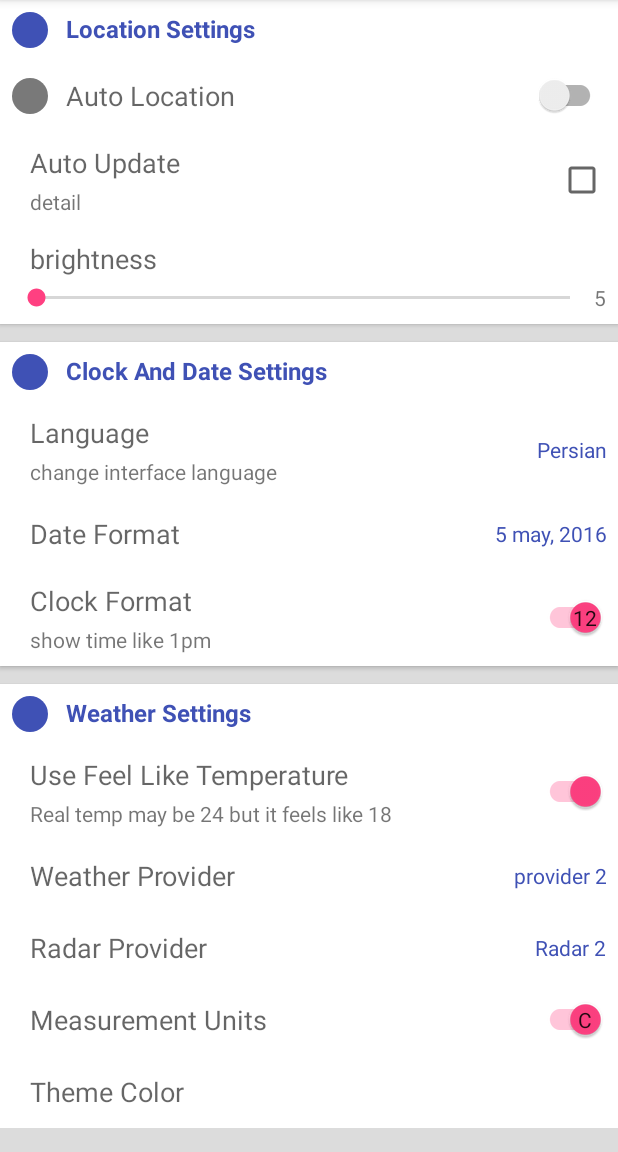
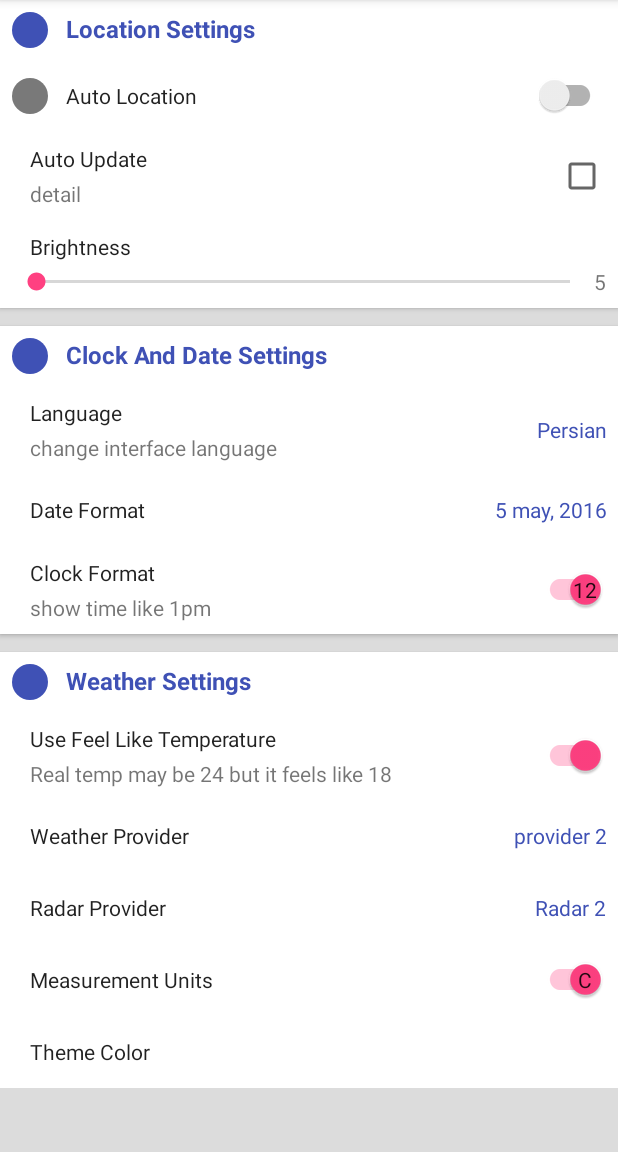
Before and after one commit to MRezaNasirloo/PreferenceZero, an Android app: the screen it shows after launch (MainActivity), on a phone screen of 412 x 824 dp, the part 84-1236 px from its top. Run offline under Robolectric (Android 15) with nearby library versions, the phone set to English and light mode, and no system bars; libraries missing offline, so code that uses them is left out: petrov.kristiyan.colorpicker.

Commit message:
Create a style for titles.

```diff
--- a/app/src/main/res/layout/activity_main.xml
+++ b/app/src/main/res/layout/activity_main.xml
@@ -47,7 +47,7 @@
                 android:layout_width="match_parent"
                 android:layout_height="wrap_content"
                 app:ep_key="pref_seek_bar"
-                app:ep_title="brightness"
+                app:ep_title="Brightness"
                 app:ep_min_value="5"
                 app:ep_max_value="15"
                 />
--- a/material-preferences-lib/src/main/res/layout/easy_preference_checkbox.xml
+++ b/material-preferences-lib/src/main/res/layout/easy_preference_checkbox.xml
@@ -30,10 +30,9 @@
 
         <TextView
             android:id="@+id/easy_tittle"
-            style="@style/TextAppearance.AppCompat.Medium"
+            style="@style/TitleStyle"
             android:layout_width="wrap_content"
             android:layout_height="wrap_content"
-            android:gravity="start"
             android:text="password status"
             />
 
--- a/material-preferences-lib/src/main/res/layout/easy_preference_dialog.xml
+++ b/material-preferences-lib/src/main/res/layout/easy_preference_dialog.xml
@@ -29,10 +29,9 @@
 
         <TextView
             android:id="@+id/easy_tittle"
-            style="@style/TextAppearance.AppCompat.Medium"
+            style="@style/TitleStyle"
             android:layout_width="wrap_content"
             android:layout_height="wrap_content"
-            android:gravity="start"
             android:text="password status"
             />
 
--- a/material-preferences-lib/src/main/res/layout/easy_preference_dialog_color_chooser.xml
+++ b/material-preferences-lib/src/main/res/layout/easy_preference_dialog_color_chooser.xml
@@ -13,7 +13,7 @@
 
     <TextView
         android:id="@+id/easy_tittle"
-        style="@style/TextAppearance.AppCompat.Medium"
+        style="@style/TitleStyle"
         android:layout_width="0dp"
         android:layout_height="wrap_content"
         android:layout_weight="1"
--- a/material-preferences-lib/src/main/res/layout/easy_preference_switch.xml
+++ b/material-preferences-lib/src/main/res/layout/easy_preference_switch.xml
@@ -29,10 +29,9 @@
 
         <TextView
             android:id="@+id/easy_tittle"
-            style="@style/TextAppearance.AppCompat.Medium"
+            style="@style/TitleStyle"
             android:layout_width="wrap_content"
             android:layout_height="wrap_content"
-            android:layout_gravity="start"
             android:text="password status"
             />
 
--- a/material-preferences-lib/src/main/res/layout/easy_preferences_group_header.xml
+++ b/material-preferences-lib/src/main/res/layout/easy_preferences_group_header.xml
@@ -24,16 +24,12 @@
 
         <TextView
             android:id="@+id/easy_group_title"
-            style="@style/TextAppearance.AppCompat.Medium"
+            style="@style/GroupHeaderTitle"
             android:layout_width="match_parent"
             android:layout_height="wrap_content"
             android:layout_marginLeft="12dp"
             android:layout_marginStart="12dp"
-            android:gravity="start"
             android:text="group title"
-            android:textColor="?attr/colorPrimary"
-            android:textSize="16sp"
-            android:textStyle="bold"
             />
 
     </LinearLayout>
--- a/material-preferences-lib/src/main/res/layout/easy_preferences_seekbar.xml
+++ b/material-preferences-lib/src/main/res/layout/easy_preferences_seekbar.xml
@@ -25,10 +25,9 @@
 
         <TextView
             android:id="@+id/easy_tittle"
-            style="@style/TextAppearance.AppCompat.Medium"
+            style="@style/TitleStyle"
             android:layout_width="wrap_content"
             android:layout_height="wrap_content"
-            android:gravity="start"
             android:text="password status"
             android:layout_marginLeft="12dp"
             android:layout_marginStart="12dp"
--- a/material-preferences-lib/src/main/res/values/styles.xml
+++ b/material-preferences-lib/src/main/res/values/styles.xml
@@ -2,4 +2,16 @@
 <resources>
 
     <style parent="TextAppearance.AppCompat" name="Medium"></style>
+
+    <style name="GroupHeaderTitle" parent="TextAppearance.AppCompat.Medium">
+        <item name="android:textColor">?attr/colorPrimary</item>
+        <item name="android:gravity">start</item>
+        <item name="android:textStyle">bold</item>
+        <item name="android:textSize">16sp</item>
+    </style>
+
+    <style name="TitleStyle" parent="TextAppearance.AppCompat.Body1">
+        <item name="android:gravity">start</item>
+    </style>
+
 </resources>
```
